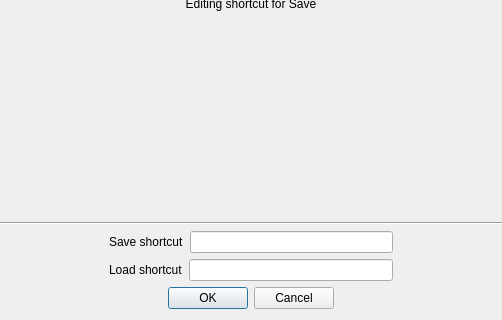
Qt form shortcuteditdialog.ui (Skarsnik/Savestate2snes) before a commit; both pictures show x 105 to 607 and y 185 to 505 of the 712 by 505 pixel window.
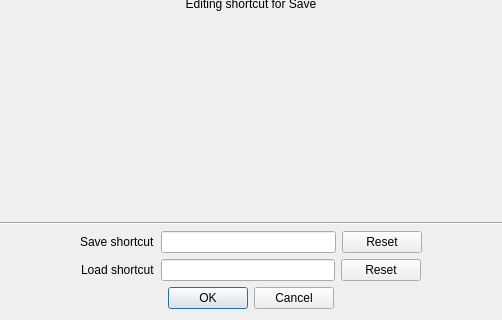
The same form after that commit. Icons and pictures are not drawn.

Commit message: Added a reset shortcut value button and various small fix

What changed in the file:
```diff
--- a/shortcuteditdialog.ui
+++ b/shortcuteditdialog.ui
@@ -585,6 +585,13 @@
        </property>
       </widget>
      </item>
+     <item>
+      <widget class="QPushButton" name="saveResetButton">
+       <property name="text">
+        <string>Reset</string>
+       </property>
+      </widget>
+     </item>
      <item>
       <spacer name="horizontalSpacer_12">
        <property name="orientation">
@@ -629,6 +636,13 @@
        </property>
       </widget>
      </item>
+     <item>
+      <widget class="QPushButton" name="loadResetButton">
+       <property name="text">
+        <string>Reset</string>
+       </property>
+      </widget>
+     </item>
      <item>
       <spacer name="horizontalSpacer_15">
        <property name="orientation">
```
Left out of the diff: 2 changed lines with no effect on the pictures. The commit also changes 6 other files.
